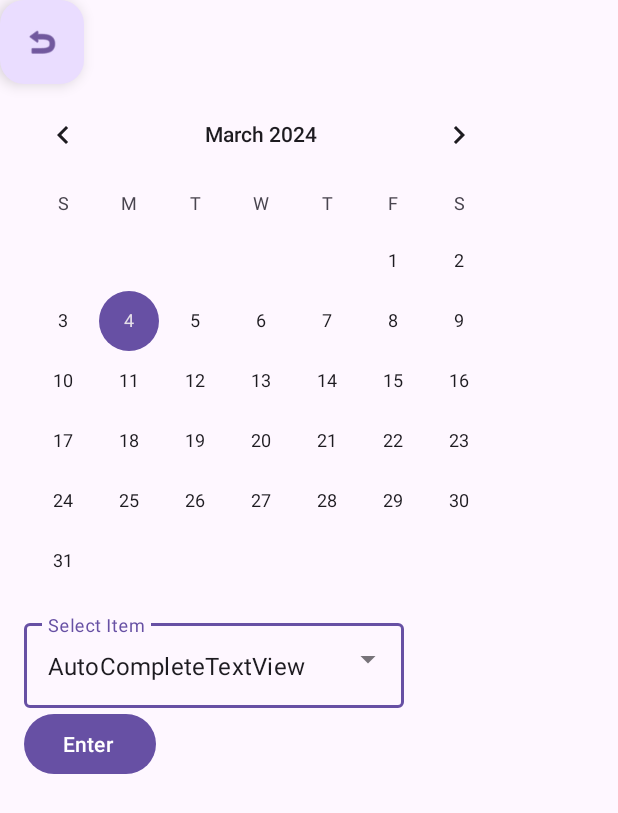
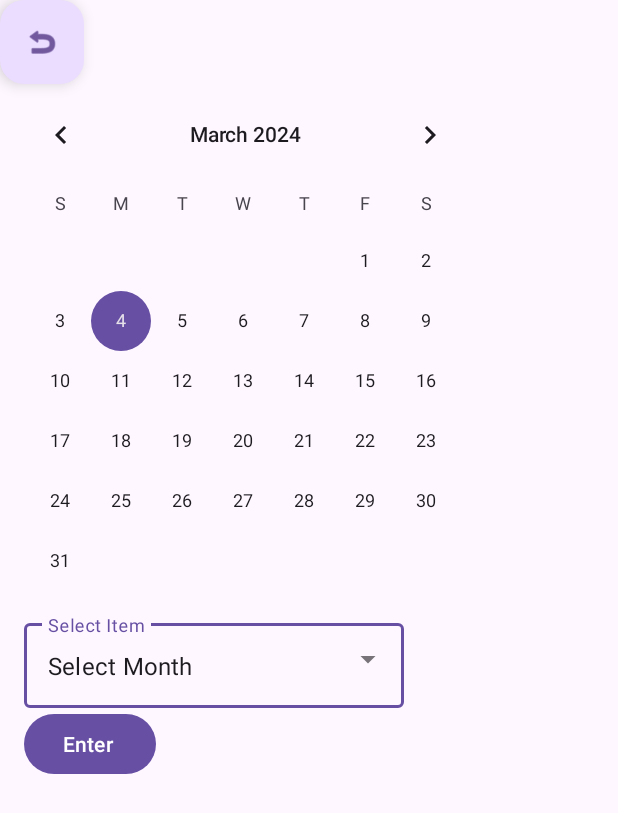
Before and after one commit to kayla-mich/Calendar2024-2025-java-, an Android app: the SecondScreen screen opened directly, with no data from a screen before it, on a phone screen of 412 x 824 dp. Shown: the top 813 px of the screen. Run offline under Robolectric (Android 15) with nearby library versions, the light colour scheme and no system bars.

Commit message:
made a few changes with the screen

```diff
--- a/app/src/main/java/com/example/calendarpt2/SecondScreen.java
+++ b/app/src/main/java/com/example/calendarpt2/SecondScreen.java
@@ -1,12 +1,14 @@
 package com.example.calendarpt2;
+
+import static android.util.Log.d;
 
 import android.content.Intent;
 import android.os.Bundle;
+import android.util.Log;
 import android.view.View;
 import android.widget.AdapterView;
 import android.widget.ArrayAdapter;
 import android.widget.AutoCompleteTextView;
-import android.widget.Button;
 import android.widget.Toast;
 
 
@@ -35,8 +37,8 @@ public class SecondScreen extends AppCompatActivity{
                         startActivity(intent);
             }
         });
-        autoCompleteTextView=findViewById(R.id.autoCompleteTextView4);
-        adapterItems= new ArrayAdapter<String>(this, R.layout.list,item);
+        autoCompleteTextView=findViewById(R.id.dropdown);
+        adapterItems= new ArrayAdapter<String>(this, R.layout.second,item);
 
         autoCompleteTextView.setAdapter(adapterItems);
         autoCompleteTextView.setOnItemClickListener(new AdapterView.OnItemClickListener() {
@@ -44,10 +46,23 @@ public class SecondScreen extends AppCompatActivity{
             public void onItemClick(AdapterView<?> parent, View view, int position, long id) {
                 String selectedItem = adapterItems.getItem(position);
                 //String item = AdapterView.getItemAtPosition(position).toString();
-                Toast.makeText(SecondScreen.this, "Item " + Arrays.toString(item), Toast.LENGTH_SHORT).show();
+                //Toast.makeText(SecondScreen.this, "Item " + Arrays.toString(item), Toast.LENGTH_SHORT).show();
+                Toast.makeText(SecondScreen.this, "Item " + selectedItem, Toast.LENGTH_SHORT).show();
+
             }
 
         });
 
+        /*autoCompleteTextView.setOnItemClickListener(new AdapterView.OnItemClickListener() {
+            @Override
+            public void onItemClick(AdapterView<?> parent, View view, int position, long id) {
+                String selectedItem = adapterItems.getItem(position);
+                // Log the selected item
+                Log.d("ItemClicked", "Selected Item: " + selectedItem);
+                // Toast to display the selected item
+                Toast.makeText(SecondScreen.this, "Item: " + selectedItem, Toast.LENGTH_SHORT).show();
+            }
+        });*/
+
     }
 }
--- a/app/src/main/res/layout/second.xml
+++ b/app/src/main/res/layout/second.xml
@@ -2,8 +2,8 @@
 <com.google.android.material.textfield.TextInputLayout xmlns:android="http://schemas.android.com/apk/res/android"
     xmlns:app="http://schemas.android.com/apk/res-auto"
     xmlns:tools="http://schemas.android.com/tools"
-    android:layout_width="wrap_content"
-    android:layout_height="match_parent">
+    android:layout_width="match_parent"
+    android:layout_height="wrap_content">
 
     <com.google.android.material.floatingactionbutton.FloatingActionButton
         android:id="@+id/backbutton"
@@ -14,14 +14,14 @@
         app:srcCompat="@android:drawable/ic_menu_revert"
         tools:ignore="ContentDescription" />
 
+
     <CalendarView
         android:id="@+id/calendarView"
-        android:layout_width="wrap_content"
+        android:layout_width="327dp"
         android:layout_height="wrap_content"
         tools:ignore="MissingConstraints"
         tools:layout_editor_absoluteX="30dp"
         tools:layout_editor_absoluteY="122dp" />
-
 
     <com.google.android.material.textfield.TextInputLayout
         style="@style/Widget.MaterialComponents.TextInputLayout.OutlinedBox.ExposedDropdownMenu"
@@ -33,11 +33,13 @@
         tools:ignore="MissingConstraints">
 
         <AutoCompleteTextView
-            android:id="@+id/autoCompleteTextView4"
+            android:id="@+id/dropdown"
             android:layout_width="253dp"
             android:layout_height="wrap_content"
             android:layout_weight="1"
-            android:text="AutoCompleteTextView" />
+            android:text="@string/select_month"
+            tools:ignore="LabelFor" />
+
 
         <Button
             android:id="@+id/button"
--- a/app/src/main/res/values/strings.xml
+++ b/app/src/main/res/values/strings.xml
@@ -3,5 +3,6 @@
     <string name="Select">Select Item</string>
     <string name="Choose">Dropmenu Menu</string>
     <string name="select">Select</string>
+    <string name="select_month">Select Month</string>
 
 </resources>
```
